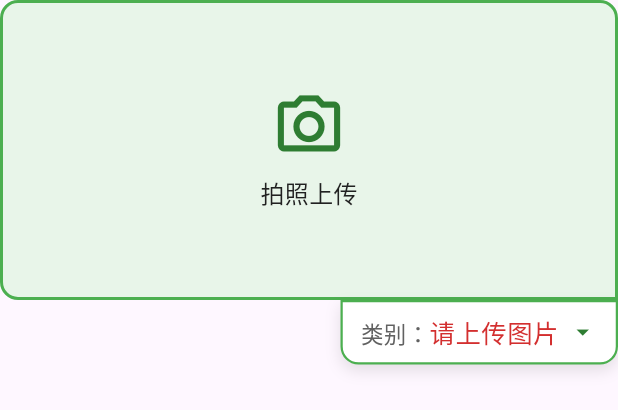
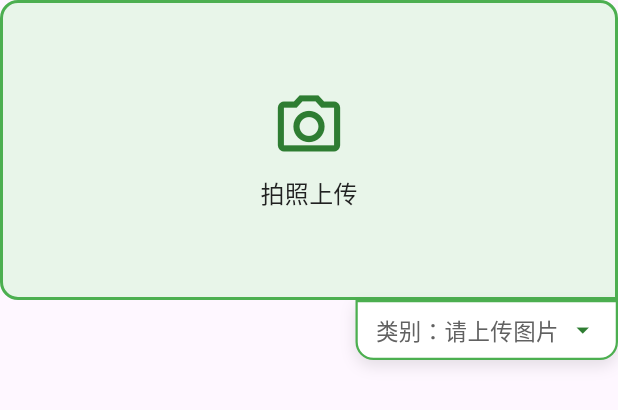
Before and after one commit to 42419/disease_flutter, a Flutter app: the UploadWidget widget shown alone on an empty page, opened directly, on a phone screen of 412 x 824 dp. Shown: the top 410 px of the screen. Run offline on Flutter 3.47's test engine with Material 3 defaults, Android fonts, the phone set to English and light mode, and no system bars; our stand-ins replace dio, image_picker; network calls fail.

Commit message:
feat: 完善图像诊断功能并优化上传组件布局
- 重构上传组件布局，改用 Column 结构便于扩展
- 集成智能诊断分析，显示原图与热力图对比
- 实现病害概率 TOP5 可视化列表，带进度条和百分比
- 添加热力图数据解码显示功能
- 优化 API 调用，统一使用 HttpUtil 工具类
- 条件渲染诊断卡片，未上传时保持界面简洁
- 增强 HttpUtil 支持自定义文件字段名

```diff
--- a/lib/pageViews/widgets/mainView/upload_widget.dart
+++ b/lib/pageViews/widgets/mainView/upload_widget.dart
@@ -1,10 +1,11 @@
+import 'dart:convert';
 import 'dart:io';
 
 import 'package:farm_flutter/utils/api_config.dart';
 import 'package:flutter/material.dart';
 import 'package:image_picker/image_picker.dart';
-import 'package:dio/dio.dart';
 import 'package:farm_flutter/utils/app_colors.dart';
+import 'package:farm_flutter/utils/http_util.dart';
 
 class UploadWidget extends StatefulWidget {
   final VoidCallback? onImageSelected;
@@ -19,6 +20,9 @@ class _UploadWidgetState extends State<UploadWidget> {
   File? _selectedImage;
   bool _isUploading = false;
   String? _result;
+  String? _heatmapData;
+  List<String>? _top5Classes;
+  List<double>? _predictTop5;
 
   void _showPickOptions() {
     showModalBottomSheet(
@@ -32,7 +36,7 @@ class _UploadWidgetState extends State<UploadWidget> {
             borderRadius: BorderRadius.circular(20),
             boxShadow: [
               BoxShadow(
-                color: Colors.black.withOpacity(0.08),
+                color: Colors.black.withValues(alpha: 0.08),
                 blurRadius: 20,
                 offset: Offset(0, -4),
               ),
@@ -47,7 +51,7 @@ class _UploadWidgetState extends State<UploadWidget> {
                 width: 40,
                 height: 4,
                 decoration: BoxDecoration(
-                  color: AppColors.textTertiary.withOpacity(0.3),
+                  color: AppColors.textTertiary.withValues(alpha: 0.3),
                   borderRadius: BorderRadius.circular(2),
                 ),
               ),
@@ -151,7 +155,7 @@ class _UploadWidgetState extends State<UploadWidget> {
                 borderRadius: BorderRadius.circular(14),
                 boxShadow: [
                   BoxShadow(
-                    color: AppColors.primary.withOpacity(0.2),
+                    color: AppColors.primary.withValues(alpha: 0.2),
                     blurRadius: 8,
                     offset: Offset(0, 2),
                   ),
@@ -205,6 +209,7 @@ class _UploadWidgetState extends State<UploadWidget> {
       setState(() {
         _selectedImage = File(pickedFile.path);
         _result = null;
+        _heatmapData = null;
       });
       // 通知父组件图片已选择
       widget.onImageSelected?.call();
@@ -221,29 +226,30 @@ class _UploadWidgetState extends State<UploadWidget> {
     });
 
     try {
-      final dio = Dio();
-      final formData = FormData.fromMap({
-        "image": await MultipartFile.fromFile(_selectedImage!.path),
-      });
-      final token = {
-        "X-API-Token": ApiConfig.apiToken,
-      };
-      dio.options.headers.addAll(token);
-      final response = await dio.post(
-        ApiConfig.apiUrl,
-        data: formData,
+      HttpUtil.baseUrl = ApiConfig.apiUrl;
+
+      final headers = {"X-API-Token": ApiConfig.apiToken};
+
+      final response = await HttpUtil.postFile(
+        "/predict",
+        [_selectedImage!.path],
+        headers: headers,
+        fileField: "image",
       );
       print(response);
 
       if (mounted) {
-        final data = response.data;
         String? successValue;
-        if (data is Map) {
-          successValue = data['top5class'][0]?.toString();
-        }
+        successValue = response['top5class'][0]?.toString();
         setState(() {
           _isUploading = false;
-          _result = successValue ?? data.toString();
+          _result = successValue ?? response.toString();
+          _heatmapData = response['heatmap']?.toString();
+          if (response["top5class"] != null &&
+              response["predicttop5"] != null) {
+            _top5Classes = List<String>.from(response["top5class"]);
+            _predictTop5 = List<double>.from(response["predicttop5"]);
+          }
         });
       }
     } catch (e) {
@@ -251,9 +257,101 @@ class _UploadWidgetState extends State<UploadWidget> {
         setState(() {
           _isUploading = false;
           _result = "上传失败: $e";
+          print(e);
         });
       }
     }
+  }
+
+  Widget _getCardTitle(String title) {
+    return Row(
+      crossAxisAlignment: CrossAxisAlignment.center,
+      children: [
+        Container(
+          width: 5,
+          height: 20,
+          decoration: BoxDecoration(
+            color: Colors.red,
+            borderRadius: BorderRadius.circular(20),
+          ),
+        ),
+        SizedBox(width: 15),
+        Text(
+          title,
+          style: TextStyle(fontWeight: FontWeight.bold, fontSize: 18),
+        ),
+      ],
+    );
+  }
+
+  Widget _buildProbabilityItem(int index, String name, double percent) {
+    final percentage = (percent * 100).toStringAsFixed(2);
+    final progressWidth = percentage * 220;
+    return Padding(
+      padding: EdgeInsets.symmetric(vertical: 8),
+      child: Row(
+        crossAxisAlignment: CrossAxisAlignment.center,
+        children: [
+          Container(
+            width: 32,
+            height: 32,
+            decoration: BoxDecoration(
+              color: index == 0 ? AppColors.primary : AppColors.plantSubHealthy,
+              shape: BoxShape.circle,
+            ),
+            child: Center(
+              child: Text(
+                "${index + 1}",
+                style: TextStyle(
+                  color: Colors.white,
+                  fontSize: 14,
+                  fontWeight: FontWeight.bold,
+                ),
+              ),
+            ),
+          ),
+          SizedBox(width: 8),
+          SizedBox(
+            width: 90,
+            child: Text(
+              name,
+              style: TextStyle(fontSize: 15),
+              overflow: TextOverflow.ellipsis,
+            ),
+          ),
+          SizedBox(width: 8),
+          Container(
+            width: 130,
+            height: 6,
+            decoration: BoxDecoration(
+              color: AppColors.primaryLightest,
+              borderRadius: BorderRadius.circular(4),
+            ),
+            child: FractionallySizedBox(
+              widthFactor: percent,
+              alignment: Alignment.centerLeft,
+              child: Container(
+                decoration: BoxDecoration(
+                  color: index == 0
+                      ? AppColors.primary
+                      : AppColors.plantSubHealthy,
+                  borderRadius: BorderRadius.circular(4),
+                ),
+              ),
+            ),
+          ),
+          SizedBox(width: 8),
+          Container(
+            width: 60,
+            child: Text(
+              "$percentage %",
+              textAlign: TextAlign.right,
+              style: TextStyle(fontSize: 15, fontWeight: FontWeight.bold),
+            ),
+          ),
+        ],
+      ),
+    );
   }
 
   @override
@@ -261,19 +359,13 @@ class _UploadWidgetState extends State<UploadWidget> {
     return Padding(
       // padding: EdgeInsets.only(left: 20, right: 20, top: 20),
       padding: EdgeInsets.only(left: 0, right: 0, top: 0),
-      child: SizedBox(
-        height: 240,
-        child: Stack(
-          clipBehavior: Clip.none,
+      child: Column(
         children: [
           // 上传区域 - 完整圆角，完整边框
-            Positioned(
-              left: 0,
-              right: 0,
-              top: 0,
-              child: GestureDetector(
+          GestureDetector(
             onTap: _isUploading ? null : _showPickOptions,
             child: Container(
+              width: double.infinity,
               height: 200,
               decoration: BoxDecoration(
                 color: AppColors.uploadAreaBackground,
@@ -282,10 +374,7 @@ class _UploadWidgetState extends State<UploadWidget> {
                   topRight: Radius.circular(12),
                   bottomLeft: Radius.circular(12),
                 ),
-                    border: Border.all(
-                      color: AppColors.uploadAreaBorder,
-                      width: 2,
-                    ),
+                border: Border.all(color: AppColors.uploadAreaBorder, width: 2),
               ),
               child: ClipRRect(
                 borderRadius: BorderRadius.only(
@@ -317,12 +406,12 @@ class _UploadWidgetState extends State<UploadWidget> {
               ),
             ),
           ),
-            ),
+
           // 类别选择框 - 悬浮在右下角外侧，与上传框底部对齐
-            Positioned(
-              right: 0,
-              top: 200,
+          Align(
+            alignment: Alignment.centerRight,
             child: Container(
+              // margin: EdgeInsets.only(top: 8),
               padding: EdgeInsets.symmetric(horizontal: 12, vertical: 8),
               decoration: BoxDecoration(
                 color: AppColors.white,
@@ -373,9 +462,14 @@ class _UploadWidgetState extends State<UploadWidget> {
                         children: [
                           TextSpan(
                             text: _result ?? "请上传图片",
-                              style: TextStyle(
+                            style: _result != null
+                                ? TextStyle(
                                     fontSize: 17,
                                     color: AppColors.danger,
+                                  )
+                                : TextStyle(
+                                    fontSize: 15,
+                                    color: AppColors.textSecondary,
                                   ),
                           ),
                         ],
@@ -392,8 +486,90 @@ class _UploadWidgetState extends State<UploadWidget> {
               ),
             ),
           ),
+          if (_selectedImage != null) ...[
+            SizedBox(height: 30),
+            Container(
+              height: 200,
+              width: double.infinity,
+              padding: EdgeInsets.all(15),
+              decoration: BoxDecoration(
+                color: AppColors.cardBackground,
+                borderRadius: BorderRadius.circular(12),
+              ),
+              child: Column(
+                children: [
+                  _getCardTitle("智能诊断分析"),
+                  SizedBox(height: 12),
+                  Row(
+                    children: [
+                      if (_selectedImage != null)
+                        ClipRRect(
+                          borderRadius: BorderRadius.circular(12),
+                          child: Image.file(
+                            _selectedImage!,
+                            fit: BoxFit.cover,
+                            width: 120,
+                            height: 120,
+                          ),
+                        ),
+                      if (_selectedImage != null &&
+                          _heatmapData != null &&
+                          _heatmapData!.isNotEmpty)
+                        Expanded(child: Icon(Icons.arrow_forward_ios)),
+                      if (_heatmapData != null && _heatmapData!.isNotEmpty)
+                        ClipRRect(
+                          borderRadius: BorderRadius.circular(12),
+                          child: Image.memory(
+                            base64Decode(_heatmapData!),
+                            fit: BoxFit.cover,
+                            width: 120,
+                            height: 120,
+                          ),
+                        ),
                     ],
                   ),
+                ],
+              ),
+            ),
+            SizedBox(height: 30),
+            Container(
+              height: 340,
+              width: double.infinity,
+              padding: EdgeInsets.all(15),
+              decoration: BoxDecoration(
+                color: AppColors.cardBackground,
+                borderRadius: BorderRadius.circular(12),
+              ),
+              child: Column(
+                crossAxisAlignment: CrossAxisAlignment.start,
+                children: [
+                  _getCardTitle("诊断结果"),
+                  Padding(
+                    padding: EdgeInsets.only(left: 22, top: 5),
+                    child: Text(
+                      "病害概率 TOP5",
+                      style: TextStyle(
+                        fontSize: 16,
+                        fontWeight: FontWeight.w500,
+                      ),
+                    ),
+                  ),
+                  SizedBox(height: 15),
+                  if (_top5Classes != null && _predictTop5 != null)
+                    Column(
+                      children: List.generate(_top5Classes!.length, (index) {
+                        return _buildProbabilityItem(
+                          index,
+                          _top5Classes![index],
+                          _predictTop5![index],
+                        );
+                      }),
+                    ),
+                ],
+              ),
+            ),
+          ],
+        ],
       ),
     );
   }
--- a/lib/utils/http_util.dart
+++ b/lib/utils/http_util.dart
@@ -1,3 +1,5 @@
+import 'dart:convert';
+
 import 'package:dio/dio.dart';
 
 class HttpUtil {
@@ -66,6 +68,7 @@ class HttpUtil {
     List<String> filePaths, {
     Map<String, dynamic>? data,
     Map<String, String>? headers,
+    String fileField = 'file',
   }) async {
     try {
       final formData = FormData();
@@ -74,7 +77,7 @@ class HttpUtil {
       for (int i = 0; i < filePaths.length; i++) {
         formData.files.add(
           MapEntry(
-            'file${i > 0 ? i : ''}',
+            '${fileField}${i > 0 ? i : ''}',
             await MultipartFile.fromFile(filePaths[i]),
           ),
         );
@@ -92,9 +95,11 @@ class HttpUtil {
         data: formData,
         options: Options(headers: headers),
       );
+
       if (response.statusCode! < 200 || response.statusCode! > 300) {
         throw Exception("请求失败, ${response.statusCode}");
       }
+
       return response.data as Map<String, dynamic>;
     } catch (e) {
       throw Exception("文件上传失败, $e");
```
Lines whose indentation alone changed are shown as unchanged.
